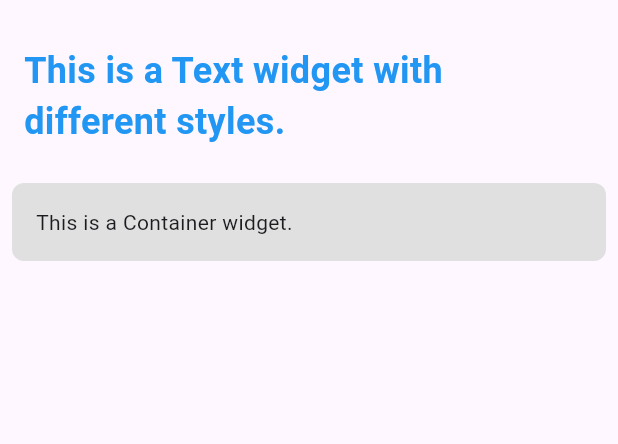
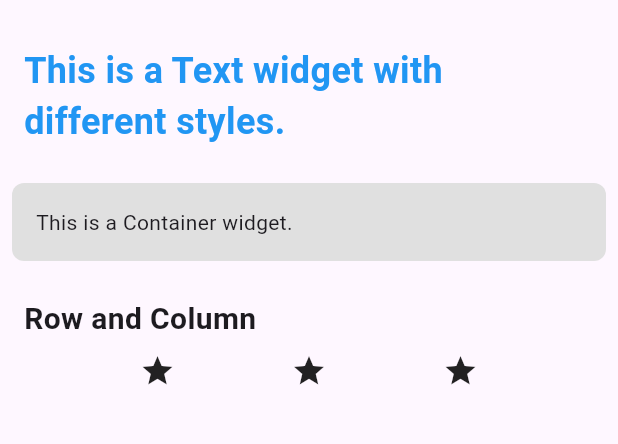
Before and after one commit to AbimanyuFewiyanMahardika/2211102441187-flutter_tugas3, a Flutter app: the screen it shows after launch, on a phone screen of 412 x 824 dp, the part 63-507 px from its top. Run offline on Flutter 3.47's test engine with Material 3 defaults, Android fonts, the phone set to English and light mode, and no system bars.

Commit message:
update row dan column

```diff
--- a/lib/main.dart
+++ b/lib/main.dart
@@ -37,6 +37,31 @@
               ),
               child: Text('This is a Container widget.'),
             ),
+            // Row and Column
+            Padding(
+              padding: const EdgeInsets.all(16.0),
+              child: Column(
+                crossAxisAlignment: CrossAxisAlignment.start,
+                children: [
+                  Text(
+                    'Row and Column',
+                    style: TextStyle(
+                      fontSize: 20.0,
+                      fontWeight: FontWeight.bold,
+                    ),
+                  ),
+                  SizedBox(height: 8.0),
+                  Row(
+                    mainAxisAlignment: MainAxisAlignment.spaceEvenly,
+                    children: [
+                      Icon(Icons.star),
+                      Icon(Icons.star),
+                      Icon(Icons.star),
+                    ],
+                  ),
+                ],
+              ),
+            ),
           ],
         ),
       ),
```
